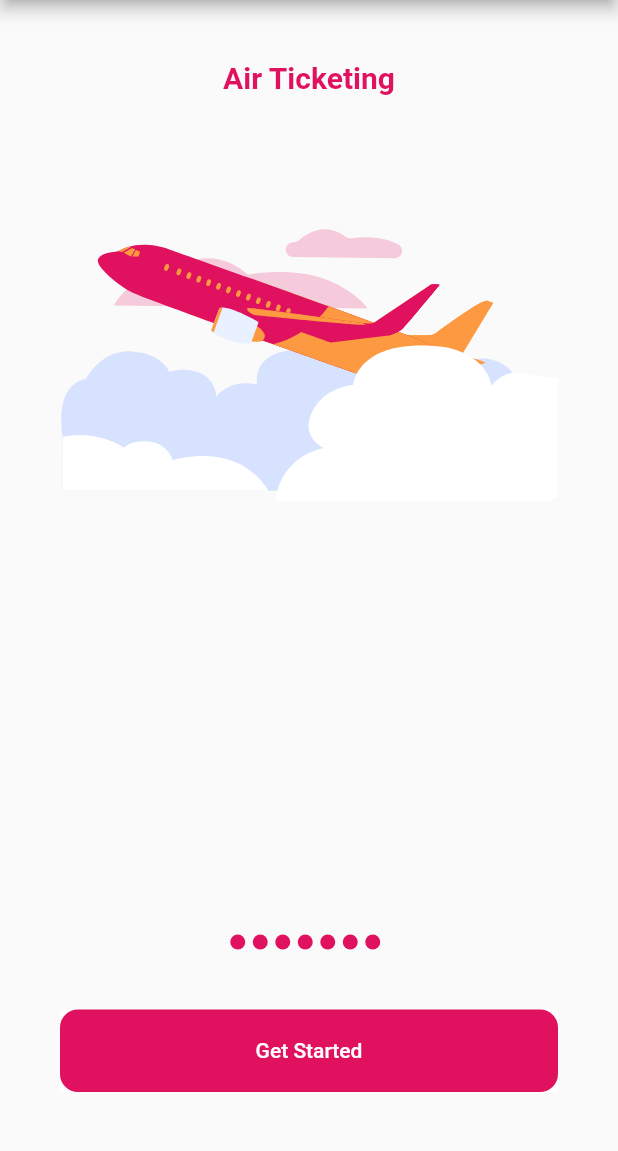
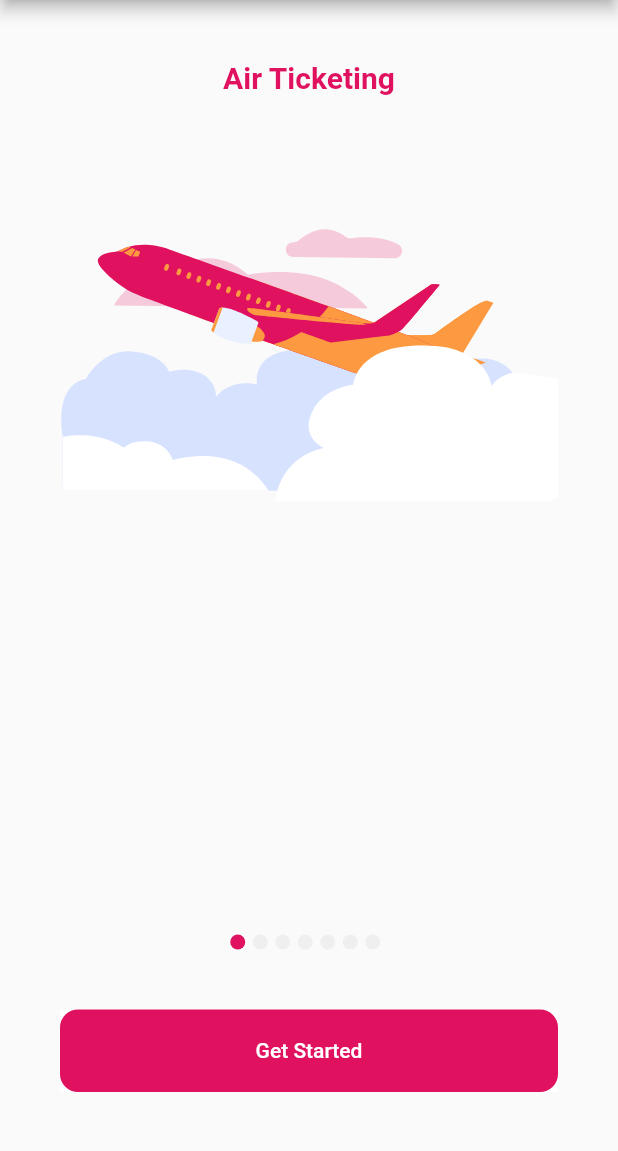
Before and after one commit to shihabcse1/Flutter-Onboard-Screen, a Flutter app: the screen it shows after launch, on a phone screen of 412 x 824 dp, the part 84-1235 px from its top. Run offline on Flutter 3.47's test engine with Material 2 defaults, Android fonts, the phone set to English and light mode, and no system bars; our stand-ins replace flutter_svg.

Commit message:
dot color change with index added

```diff
--- a/lib/OnBoarding.dart
+++ b/lib/OnBoarding.dart
@@ -114,7 +114,7 @@ class _OnBoardingState extends State<OnBoarding> {
        margin: EdgeInsets.only(right: 5),
        decoration: BoxDecoration(
           borderRadius: BorderRadius.circular(20),
-          color: Color(0xffE0115F),
+          color: currentIndex == index ? Color(0xffE0115F) : Color(0xffEFEFEF),
        ),
     );
   }
```
